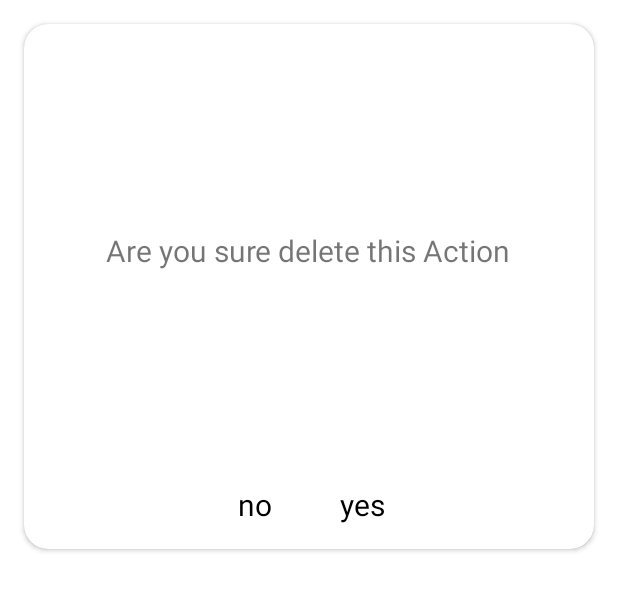
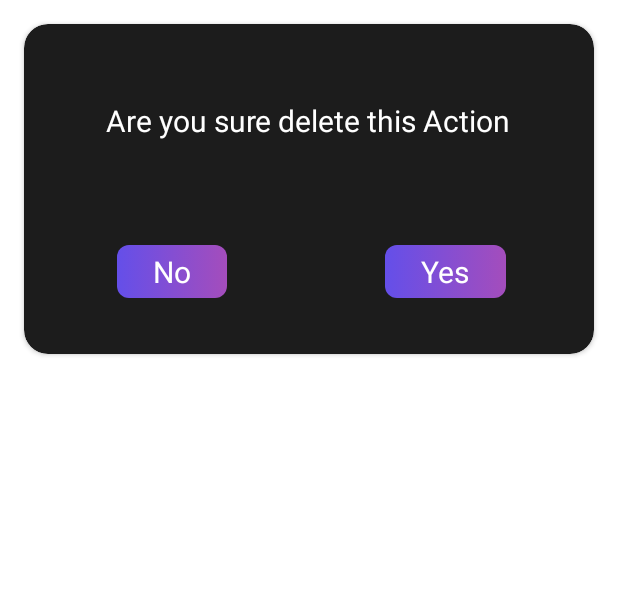
Before and after one commit to khusanov-ismoilbek/EventsApp, an Android app: the layout dialog_delete.xml on its own in the app's theme, with its tools: preview values and no code run, on a phone screen of 412 x 824 dp. Shown: the top 591 px of the screen. Run offline under Robolectric (Android 15) with nearby library versions, the phone set to English and light mode, and no system bars.

Commit message:
Update 16:37

```diff
--- a/app/src/main/java/uz/gita/eventsapp/presentation/service/EventService.kt
+++ b/app/src/main/java/uz/gita/eventsapp/presentation/service/EventService.kt
@@ -45,7 +45,7 @@ class EventService : Service() {
 
     override fun onDestroy() {
         super.onDestroy()
-//        receiver.clearReceiver()
+        receiver.clearReceiver()
         unregisterReceiver(receiver)
     }
 
--- a/app/src/main/java/uz/gita/eventsapp/presentation/ui/adapter/EventsScreenAdapter.kt
+++ b/app/src/main/java/uz/gita/eventsapp/presentation/ui/adapter/EventsScreenAdapter.kt
@@ -26,11 +26,9 @@ class EventsScreenAdapter :
         RecyclerView.ViewHolder(binding.root) {
 
         init {
-            binding.container.setOnLongClickListener {
+            binding.container.setOnClickListener {
                 val data = getItem(absoluteAdapterPosition)
-                val state = data.eventState
                 onLongClickItemListener?.invoke(data.id)
-                return@setOnLongClickListener true
             }
         }
 
--- a/app/src/main/res/layout/dialog_delete.xml
+++ b/app/src/main/res/layout/dialog_delete.xml
@@ -2,44 +2,83 @@
 <androidx.cardview.widget.CardView xmlns:android="http://schemas.android.com/apk/res/android"
     xmlns:app="http://schemas.android.com/apk/res-auto"
     android:layout_width="match_parent"
-    android:layout_height="350dp"
+    android:layout_height="220dp"
     android:layout_margin="16dp"
+    app:cardBackgroundColor="#1C1C1C"
     app:cardCornerRadius="16dp">
 
     <View
         android:layout_width="match_parent"
-        android:layout_height="350dp"/>
+        android:layout_height="220dp" />
+
+    <androidx.appcompat.widget.LinearLayoutCompat
+        android:layout_width="match_parent"
+        android:layout_height="match_parent"
+        android:orientation="vertical">
+
+        <androidx.appcompat.widget.LinearLayoutCompat
+            android:layout_width="match_parent"
+            android:layout_height="0dp"
+            android:layout_weight="1"
+            android:gravity="center|bottom">
 
             <androidx.appcompat.widget.AppCompatTextView
                 android:layout_width="wrap_content"
                 android:layout_height="wrap_content"
-        android:layout_gravity="center"
+                android:layout_marginBottom="16dp"
                 android:gravity="center"
-        android:layout_marginBottom="24dp"
-        android:textSize="20sp"
-        android:text="Are you sure delete this Action"/>
+                android:text="@string/delete_text"
+                android:textColor="@color/white"
+                android:textSize="20sp" />
+
+        </androidx.appcompat.widget.LinearLayoutCompat>
+
+        <androidx.appcompat.widget.LinearLayoutCompat
+            android:layout_width="match_parent"
+            android:layout_height="0dp"
+            android:layout_weight="1">
+
+            <androidx.appcompat.widget.LinearLayoutCompat
+                android:layout_width="0dp"
+                android:layout_height="match_parent"
+                android:layout_weight="1"
+                android:gravity="center">
+
+                <androidx.appcompat.widget.AppCompatTextView
+                    android:id="@+id/no"
+                    android:layout_width="wrap_content"
+                    android:layout_height="wrap_content"
+                    android:layout_marginStart="8dp"
+                    android:background="@drawable/shape_button"
+                    android:paddingHorizontal="24dp"
+                    android:paddingVertical="4dp"
+                    android:text="@string/no"
+                    android:textColor="@color/white"
+                    android:textSize="20sp" />
+
+            </androidx.appcompat.widget.LinearLayoutCompat>
+
+            <androidx.appcompat.widget.LinearLayoutCompat
+                android:layout_width="0dp"
+                android:layout_height="match_parent"
+                android:layout_weight="1"
+                android:gravity="center">
 
                 <androidx.appcompat.widget.AppCompatTextView
                     android:id="@+id/yes"
                     android:layout_width="wrap_content"
                     android:layout_height="wrap_content"
-        android:layout_gravity="bottom|center"
-        android:layout_marginStart="36dp"
-        android:layout_marginBottom="16dp"
-        android:text="yes"
-        android:textColor="@color/black"
+                    android:layout_marginEnd="8dp"
+                    android:background="@drawable/shape_button"
+                    android:paddingHorizontal="24dp"
+                    android:paddingVertical="4dp"
+                    android:text="@string/yes"
+                    android:textColor="@color/white"
                     android:textSize="20sp" />
 
-    <androidx.appcompat.widget.AppCompatTextView
-        android:id="@+id/no"
-        android:layout_width="wrap_content"
-        android:layout_height="wrap_content"
-        android:layout_gravity="bottom|center"
-        android:layout_marginEnd="36dp"
-        android:layout_marginBottom="16dp"
-        android:text="no"
-        android:textColor="@color/black"
-        android:textSize="20sp" />
+            </androidx.appcompat.widget.LinearLayoutCompat>
 
+        </androidx.appcompat.widget.LinearLayoutCompat>
+    </androidx.appcompat.widget.LinearLayoutCompat>
 
 </androidx.cardview.widget.CardView>
--- a/app/src/main/res/values/strings.xml
+++ b/app/src/main/res/values/strings.xml
@@ -13,4 +13,7 @@
     <string name="cancel">CANCEL</string>
     <string name="ok">OK</string>
     <string name="enabled">Enabled</string>
+    <string name="delete_text">Are you sure delete this Action</string>
+    <string name="yes">Yes</string>
+    <string name="no">No</string>
 </resources>
```
Lines whose indentation alone changed are shown as unchanged.
